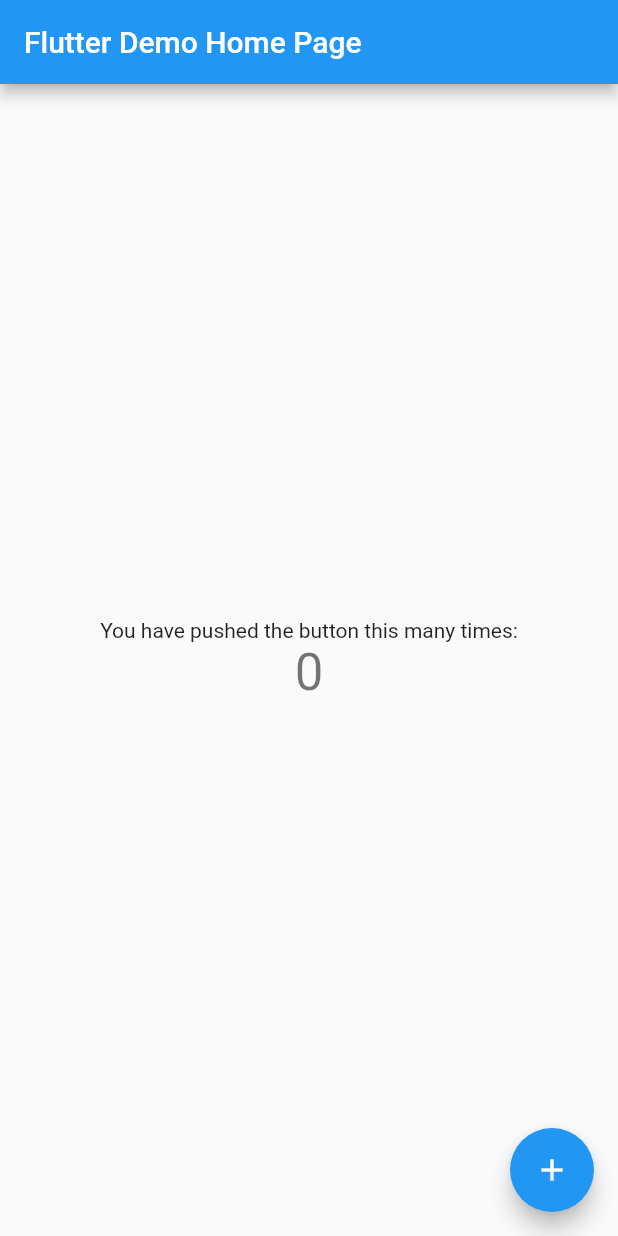
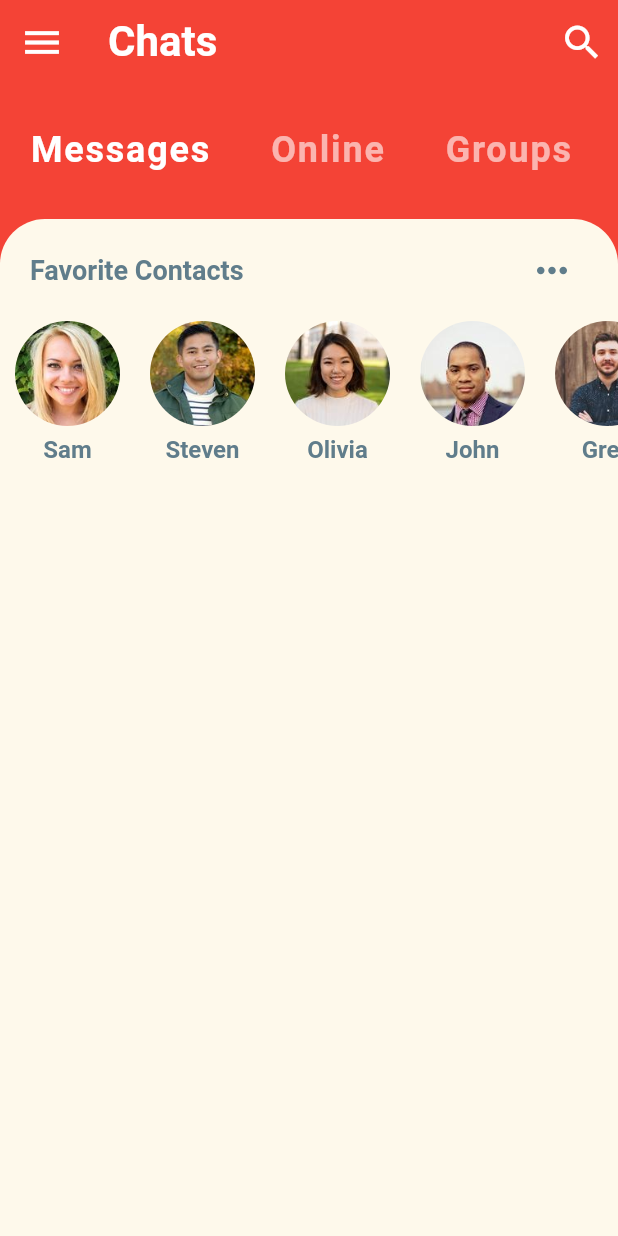
Before and after one commit to jamescardona11/flutter_ui_challenges, a Flutter app: the screen it shows after launch, on a phone screen of 412 x 824 dp. Run offline on Flutter 3.47's test engine with Material 2 defaults, Android fonts, the phone set to English and light mode, and no system bars.

Commit message:
Create a home with favorites contacts

```diff
--- a/chay_ui_flutter/lib/main.dart
+++ b/chay_ui_flutter/lib/main.dart
@@ -1,117 +1,19 @@
 import 'package:flutter/material.dart';
+import 'package:chay_ui_flutter/presentation/home/home_page.dart';
 
-void main() {
-  runApp(MyApp());
-}
+void main() => runApp(MyApp());
 
 class MyApp extends StatelessWidget {
-  // This widget is the root of your application.
   @override
   Widget build(BuildContext context) {
     return MaterialApp(
-      title: 'Flutter Demo',
+      debugShowCheckedModeBanner: false,
+      title: 'Material App',
       theme: ThemeData(
-        // This is the theme of your application.
-        //
-        // Try running your application with "flutter run". You'll see the
-        // application has a blue toolbar. Then, without quitting the app, try
-        // changing the primarySwatch below to Colors.green and then invoke
-        // "hot reload" (press "r" in the console where you ran "flutter run",
-        // or simply save your changes to "hot reload" in a Flutter IDE).
-        // Notice that the counter didn't reset back to zero; the application
-        // is not restarted.
-        primarySwatch: Colors.blue,
-        // This makes the visual density adapt to the platform that you run
-        // the app on. For desktop platforms, the controls will be smaller and
-        // closer together (more dense) than on mobile platforms.
-        visualDensity: VisualDensity.adaptivePlatformDensity,
+        primaryColor: Colors.red,
+        accentColor: Color(0xFFFEF9EB),
       ),
-      home: MyHomePage(title: 'Flutter Demo Home Page'),
+      home: HomePage(),
     );
   }
 }
-
-class MyHomePage extends StatefulWidget {
-  MyHomePage({Key key, this.title}) : super(key: key);
-
-  // This widget is the home page of your application. It is stateful, meaning
-  // that it has a State object (defined below) that contains fields that affect
-  // how it looks.
-
-  // This class is the configuration for the state. It holds the values (in this
-  // case the title) provided by the parent (in this case the App widget) and
-  // used by the build method of the State. Fields in a Widget subclass are
-  // always marked "final".
-
-  final String title;
-
-  @override
-  _MyHomePageState createState() => _MyHomePageState();
-}
-
-class _MyHomePageState extends State<MyHomePage> {
-  int _counter = 0;
-
-  void _incrementCounter() {
-    setState(() {
-      // This call to setState tells the Flutter framework that something has
-      // changed in this State, which causes it to rerun the build method below
-      // so that the display can reflect the updated values. If we changed
-      // _counter without calling setState(), then the build method would not be
-      // called again, and so nothing would appear to happen.
-      _counter++;
-    });
-  }
-
-  @override
-  Widget build(BuildContext context) {
-    // This method is rerun every time setState is called, for instance as done
-    // by the _incrementCounter method above.
-    //
-    // The Flutter framework has been optimized to make rerunning build methods
-    // fast, so that you can just rebuild anything that needs updating rather
-    // than having to individually change instances of widgets.
-    return Scaffold(
-      appBar: AppBar(
-        // Here we take the value from the MyHomePage object that was created by
-        // the App.build method, and use it to set our appbar title.
-        title: Text(widget.title),
-      ),
-      body: Center(
-        // Center is a layout widget. It takes a single child and positions it
-        // in the middle of the parent.
-        child: Column(
-          // Column is also a layout widget. It takes a list of children and
-          // arranges them vertically. By default, it sizes itself to fit its
-          // children horizontally, and tries to be as tall as its parent.
-          //
-          // Invoke "debug painting" (press "p" in the console, choose the
-          // "Toggle Debug Paint" action from the Flutter Inspector in Android
-          // Studio, or the "Toggle Debug Paint" command in Visual Studio Code)
-          // to see the wireframe for each widget.
-          //
-          // Column has various properties to control how it sizes itself and
-          // how it positions its children. Here we use mainAxisAlignment to
-          // center the children vertically; the main axis here is the vertical
-          // axis because Columns are vertical (the cross axis would be
-          // horizontal).
-          mainAxisAlignment: MainAxisAlignment.center,
-          children: <Widget>[
-            Text(
-              'You have pushed the button this many times:',
-            ),
-            Text(
-              '$_counter',
-              style: Theme.of(context).textTheme.headline4,
-            ),
-          ],
-        ),
-      ),
-      floatingActionButton: FloatingActionButton(
-        onPressed: _incrementCounter,
-        tooltip: 'Increment',
-        child: Icon(Icons.add),
-      ), // This trailing comma makes auto-formatting nicer for build methods.
-    );
-  }
-}
--- /dev/null
+++ b/chay_ui_flutter/lib/mock_data.dart
@@ -0,0 +1,120 @@
+import 'package:chay_ui_flutter/models/message_model.dart';
+import 'package:chay_ui_flutter/models/user_model.dart';
+
+class MockData {
+  List<UserModel> favorites;
+  List<MessageModel> chats;
+  List<MessageModel> messages;
+
+  MockData() {
+    favorites = [sam, steven, olivia, john, greg];
+    chats = createMockChats();
+    messages = createMessages();
+  }
+
+  final UserModel currentUser = UserModel(id: 0, name: 'Me', imageUrl: 'assets/images/greg.jpg');
+  final UserModel greg = UserModel(id: 1, name: 'Greg', imageUrl: 'assets/images/greg.jpg');
+  final UserModel james = UserModel(id: 2, name: 'James', imageUrl: 'assets/images/james.jpg');
+  final UserModel john = UserModel(id: 3, name: 'John', imageUrl: 'assets/images/john.jpg');
+  final UserModel olivia = UserModel(id: 4, name: 'Olivia', imageUrl: 'assets/images/olivia.jpg');
+  final UserModel sam = UserModel(id: 5, name: 'Sam', imageUrl: 'assets/images/sam.jpg');
+  final UserModel sophia = UserModel(id: 6, name: 'Sophia', imageUrl: 'assets/images/sophia.jpg');
+  final UserModel steven = UserModel(id: 7, name: 'Steven', imageUrl: 'assets/images/steven.jpg');
+
+  List<MessageModel> createMockChats() => [
+        MessageModel(
+          sender: james,
+          time: '5:30 PM',
+          text: 'Hey, how\'s it going? What did you do today?',
+          isLiked: false,
+          unread: true,
+        ),
+        MessageModel(
+          sender: olivia,
+          time: '4:30 PM',
+          text: 'Hey, how\'s it going? What did you do today?',
+          isLiked: false,
+          unread: true,
+        ),
+        MessageModel(
+          sender: john,
+          time: '3:30 PM',
+          text: 'Hey, how\'s it going? What did you do today?',
+          isLiked: false,
+          unread: false,
+        ),
+        MessageModel(
+          sender: sophia,
+          time: '2:30 PM',
+          text: 'Hey, how\'s it going? What did you do today?',
+          isLiked: false,
+          unread: true,
+        ),
+        MessageModel(
+          sender: steven,
+          time: '1:30 PM',
+          text: 'Hey, how\'s it going? What did you do today?',
+          isLiked: false,
+          unread: false,
+        ),
+        MessageModel(
+          sender: sam,
+          time: '12:30 PM',
+          text: 'Hey, how\'s it going? What did you do today?',
+          isLiked: false,
+          unread: false,
+        ),
+        MessageModel(
+          sender: greg,
+          time: '11:30 AM',
+          text: 'Hey, how\'s it going? What did you do today?',
+          isLiked: false,
+          unread: false,
+        ),
+      ];
+
+  List<MessageModel> createMessages() => [
+        MessageModel(
+          sender: james,
+          time: '5:30 PM',
+          text: 'Hey, how\'s it going? What did you do today?',
+          isLiked: true,
+          unread: true,
+        ),
+        MessageModel(
+          sender: currentUser,
+          time: '4:30 PM',
+          text: 'Just walked my doge. She was super duper cute. The best pupper!!',
+          isLiked: false,
+          unread: true,
+        ),
+        MessageModel(
+          sender: james,
+          time: '3:45 PM',
+          text: 'How\'s the doggo?',
+          isLiked: false,
+          unread: true,
+        ),
+        MessageModel(
+          sender: james,
+          time: '3:15 PM',
+          text: 'All the food',
+          isLiked: true,
+          unread: true,
+        ),
+        MessageModel(
+          sender: currentUser,
+          time: '2:30 PM',
+          text: 'Nice! What kind of food did you eat?',
+          isLiked: false,
+          unread: true,
+        ),
+        MessageModel(
+          sender: james,
+          time: '2:00 PM',
+          text: 'I ate so much food today.',
+          isLiked: false,
+          unread: true,
+        ),
+      ];
+}
--- /dev/null
+++ b/chay_ui_flutter/lib/models/message_model.dart
@@ -0,0 +1,17 @@
+import 'package:chay_ui_flutter/models/user_model.dart';
+
+class MessageModel {
+  final UserModel sender;
+  final String time;
+  final String text;
+  final bool isLiked;
+  final bool unread;
+
+  const MessageModel({
+    this.sender,
+    this.time,
+    this.text,
+    this.isLiked,
+    this.unread,
+  });
+}
--- /dev/null
+++ b/chay_ui_flutter/lib/models/user_model.dart
@@ -0,0 +1,22 @@
+class UserModel {
+  final int id;
+  final String name;
+  final String imageUrl;
+
+  UserModel({
+    this.id,
+    this.name,
+    this.imageUrl,
+  });
+
+  String get firstLetters {
+    var split = name.split(' ');
+    String firstLetter = split[0].substring(0, 1);
+
+    if (split.length > 1) {
+      return firstLetter + split[1].substring(0, 1);
+    } else {
+      return firstLetter;
+    }
+  }
+}
--- /dev/null
+++ b/chay_ui_flutter/lib/presentation/home/home_page.dart
@@ -0,0 +1,67 @@
+import 'package:chay_ui_flutter/mock_data.dart';
+import 'package:chay_ui_flutter/presentation/home/widgets/category_selector.dart';
+import 'package:chay_ui_flutter/presentation/home/widgets/favorite_contacts.dart';
+import 'package:flutter/material.dart';
+
+class HomePage extends StatelessWidget {
+  //static const String pageRoute = 'home_page_route_id';
+
+  @override
+  Widget build(BuildContext context) {
+    return Scaffold(
+      backgroundColor: Theme.of(context).primaryColor,
+      appBar: _homeAppBar(),
+      body: Column(
+        children: [
+          CategorySelector(),
+          Expanded(
+            child: Container(
+              decoration: BoxDecoration(
+                color: Theme.of(context).accentColor,
+                borderRadius: BorderRadius.only(
+                  topLeft: Radius.circular(30),
+                  topRight: Radius.circular(30),
+                ),
+              ),
+              child: Column(
+                children: [
+                  FavoriteContacts(
+                    favorite: MockData().favorites,
+                  ),
+                ],
+              ),
+            ),
+          ),
+        ],
+      ),
+    );
+  }
+
+  AppBar _homeAppBar() {
+    return AppBar(
+      leading: IconButton(
+        icon: Icon(
+          Icons.menu,
+          size: 30,
+          color: Colors.white,
+        ),
+        onPressed: () {},
+      ),
+      title: Text(
+        'Chats',
+        style: TextStyle(fontSize: 28.0, fontWeight: FontWeight.bold),
+      ),
+      elevation: 0.0,
+      actions: [
+        IconButton(
+          icon: Icon(
+            Icons.search,
+            size: 30,
+            color: Colors.white,
+          ),
+          onPressed: () {},
+        )
+      ],
+    );
+  }
+}
--- /dev/null
+++ b/chay_ui_flutter/lib/presentation/home/widgets/category_selector.dart
@@ -0,0 +1,55 @@
+import 'package:flutter/material.dart';
+
+class CategorySelector extends StatefulWidget {
+  @override
+  _CategorySelectorState createState() => _CategorySelectorState();
+}
+
+class _CategorySelectorState extends State<CategorySelector> {
+  final _selectedNotifier = ValueNotifier<int>(0);
+
+  final List<String> categories = [
+    'Messages',
+    'Online',
+    'Groups',
+    'Request',
+  ];
+
+  @override
+  void dispose() {
+    _selectedNotifier.dispose();
+    super.dispose();
+  }
+
+  @override
+  Widget build(BuildContext context) {
+    return Container(
+      height: 90.0,
+      color: Theme.of(context).primaryColor,
+      child: ListView.builder(
+        itemCount: categories.length,
+        scrollDirection: Axis.horizontal,
+        itemBuilder: (context, index) => GestureDetector(
+          onTap: () {
+            _selectedNotifier.value = index;
+          },
+          child: Padding(
+            padding: const EdgeInsets.symmetric(vertical: 30, horizontal: 20),
+            child: ValueListenableBuilder(
+              valueListenable: _selectedNotifier,
+              builder: (_, value, __) => Text(
+                categories[index],
+                style: TextStyle(
+                  fontSize: 24.0,
+                  fontWeight: FontWeight.bold,
+                  color: (index == value) ? Colors.white : Colors.white60,
+                  letterSpacing: 1.2,
+                ),
+              ),
+            ),
+          ),
+        ),
+      ),
+    );
+  }
+}
--- /dev/null
+++ b/chay_ui_flutter/lib/presentation/home/widgets/favorite_contacts.dart
@@ -0,0 +1,73 @@
+import 'package:chay_ui_flutter/models/user_model.dart';
+import 'package:flutter/material.dart';
+
+class FavoriteContacts extends StatelessWidget {
+  final List<UserModel> favorite;
+
+  const FavoriteContacts({
+    Key key,
+    @required this.favorite,
+  }) : super(key: key);
+
+  @override
+  Widget build(BuildContext context) {
+    return Padding(
+      padding: const EdgeInsets.symmetric(vertical: 10.0),
+      child: Column(
+        children: [
+          Padding(
+            padding: const EdgeInsets.symmetric(horizontal: 20.0),
+            child: Row(
+              mainAxisAlignment: MainAxisAlignment.spaceBetween,
+              children: [
+                Text(
+                  'Favorite Contacts',
+                  style: TextStyle(color: Colors.blueGrey, fontSize: 18, fontWeight: FontWeight.bold),
+                ),
+                IconButton(
+                  icon: Icon(
+                    Icons.more_horiz,
+                    size: 30,
+                    color: Colors.blueGrey,
+                  ),
+                  onPressed: () {},
+                )
+              ],
+            ),
+          ),
+          Container(
+            height: 120.0,
+            child: ListView.builder(
+              scrollDirection: Axis.horizontal,
+              itemCount: favorite.length,
+              itemBuilder: (context, index) => Padding(
+                padding: const EdgeInsets.all(10),
+                child: Column(
+                  children: [
+                    CircleAvatar(
+                      radius: 35,
+                      backgroundImage: AssetImage(favorite[index].imageUrl),
+                      backgroundColor: Theme.of(context).accentColor,
+                      child: favorite[index].imageUrl.isNotEmpty
+                          ? null
+                          : Text(
+                              favorite[index].firstLetters,
+                              style: TextStyle(
+                                  fontSize: 16, color: Theme.of(context).primaryColor, fontWeight: FontWeight.bold),
+                            ),
+                    ),
+                    SizedBox(height: 6),
+                    Text(
+                      favorite[index].name,
+                      style: TextStyle(fontSize: 16, color: Colors.blueGrey, fontWeight: FontWeight.w600),
+                    ),
+                  ],
+                ),
+              ),
+            ),
+          )
+        ],
+      ),
+    );
+  }
+}
```
Also changed, not shown: chay_ui_flutter/pubspec.yaml (+2 -40 lines), chay_ui_flutter/assets/images/greg.jpg (added), chay_ui_flutter/assets/images/james.jpg (added), chay_ui_flutter/assets/images/john.jpg (added), chay_ui_flutter/assets/images/olivia.jpg (added), chay_ui_flutter/assets/images/sam.jpg (added), chay_ui_flutter/assets/images/sophia.jpg (added), chay_ui_flutter/assets/images/steven.jpg (added).
